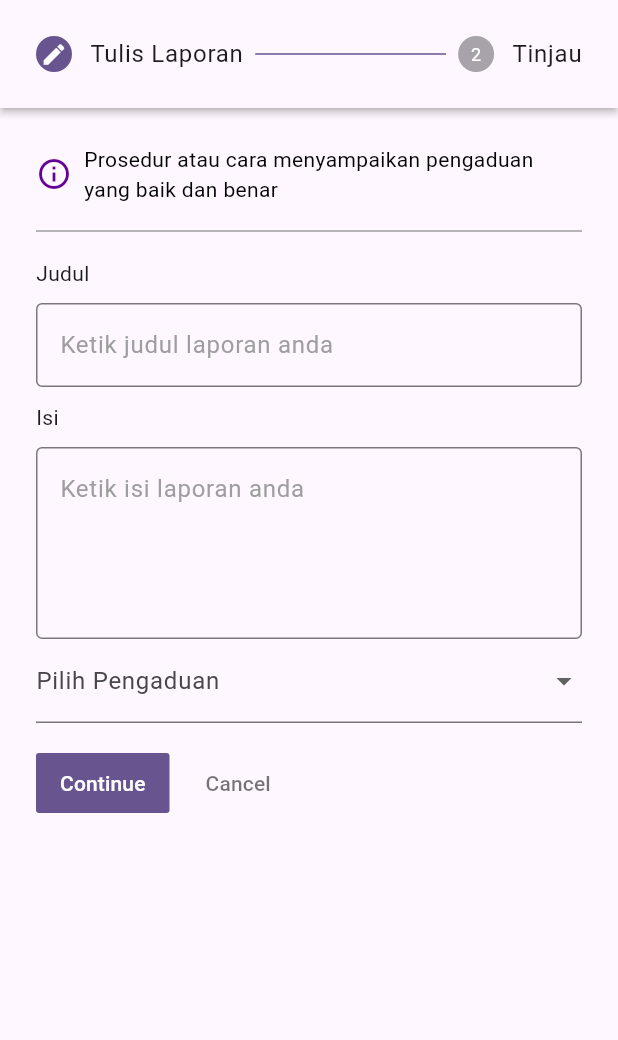
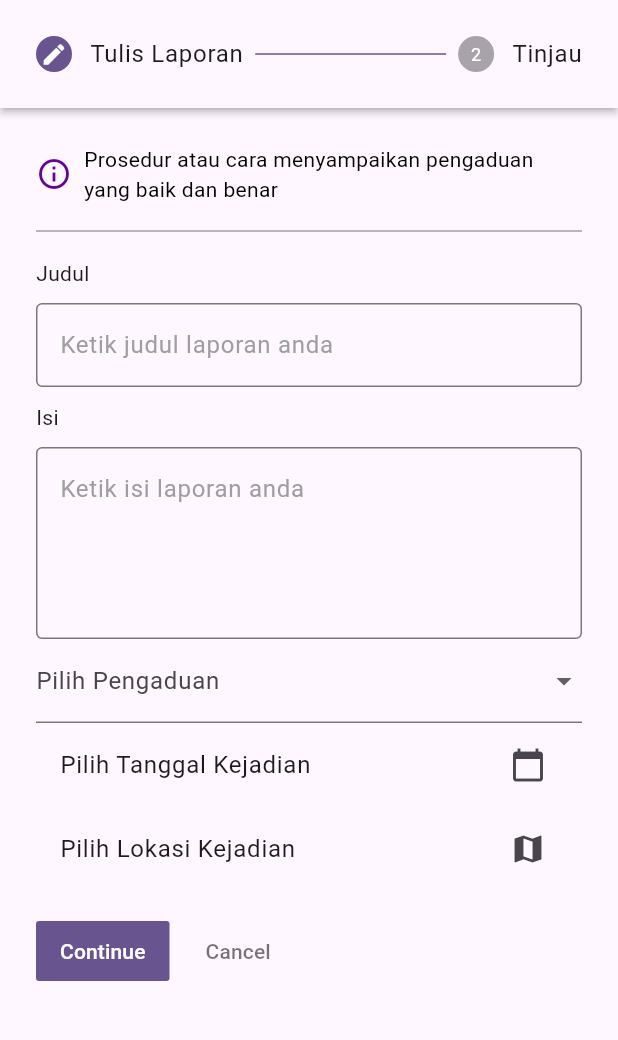
Before and after one commit to gilbertmrp/PEDIKA-Kelompok-8, a Flutter app: the screen it shows after launch, on a phone screen of 412 x 824 dp, the part 84-1124 px from its top. Run offline on Flutter 3.47's test engine with Material 2 defaults, Android fonts, the light colour scheme and no system bars; our stand-ins replace carousel_slider; network calls fail.

Commit message:
Update UI

```diff
--- a/lib/dpmdppa/form_report.dart
+++ b/lib/dpmdppa/form_report.dart
@@ -1,4 +1,5 @@
 import 'package:flutter/material.dart';
+import 'package:intl/intl.dart';
 import 'package:violence_app/carousel/carousel_loading.dart';
 import 'package:violence_app/styles/color.dart';
 
@@ -15,6 +16,9 @@ class _FormReportState extends State<FormReport> {
   TextEditingController _judulController = TextEditingController();
   TextEditingController _isiController = TextEditingController();
   String? selectedPengaduan;
+  DateTime? selectedDate;
+  String? selectedLocation;
+  int selectedOption = 1;
 
   StepState stepState(int step) {
     if (currentStep > step) {
@@ -125,6 +129,48 @@ class _FormReportState extends State<FormReport> {
             },
             decoration: InputDecoration(labelText: 'Pilih Pengaduan'),
           ),
+          ListTile(
+            trailing: Icon(Icons.calendar_today),
+            title: Text(selectedDate == null
+                ? 'Pilih Tanggal Kejadian'
+                : DateFormat('yyyy-MM-dd').format(selectedDate!)),
+            onTap: _pickDate,
+          ),
+          ListTile(
+            title: Text(selectedLocation ?? 'Pilih Lokasi Kejadian'),
+            trailing: Icon(Icons.map),
+            onTap: () {
+              // Implement location picker logic
+            },
+          ),
+          // Row(
+          //   children: [
+          //     ListTile(
+          //       title: const Text('Option 1'),
+          //       leading: Radio(
+          //         value: 1,
+          //         groupValue: selectedOption,
+          //         onChanged: (value) {
+          //           setState(() {
+          //             selectedOption = value!;
+          //           });
+          //         },
+          //       ),
+          //     ),
+          //     ListTile(
+          //       title: const Text('Option 2'),
+          //       leading: Radio(
+          //         value: 2,
+          //         groupValue: selectedOption,
+          //         onChanged: (value) {
+          //           setState(() {
+          //             selectedOption = value!;
+          //           });
+          //         },
+          //       ),
+          //     ),
+          //   ],
+          // )
         ],
       ),
       state: stepState(0),
@@ -137,4 +183,18 @@ class _FormReportState extends State<FormReport> {
       isActive: currentStep >= 1,
     ),
   ];
+
+  void _pickDate() async {
+    DateTime? date = await showDatePicker(
+      context: context,
+      initialDate: selectedDate ?? DateTime.now(),
+      firstDate: DateTime(2000),
+      lastDate: DateTime(2101),
+    );
+    if (date != null && date != selectedDate) {
+      setState(() {
+        selectedDate = date;
+      });
+    }
+  }
 }
--- a/lib/main.dart
+++ b/lib/main.dart
@@ -1,7 +1,6 @@
 import 'package:flutter/material.dart';
 import 'package:violence_app/dpmdppa/form_report.dart';
 import 'package:violence_app/screens/beranda_screen.dart';
-import 'package:violence_app/screens/community_screen.dart';
 
 void main() {
   runApp(const MyApp());
```
